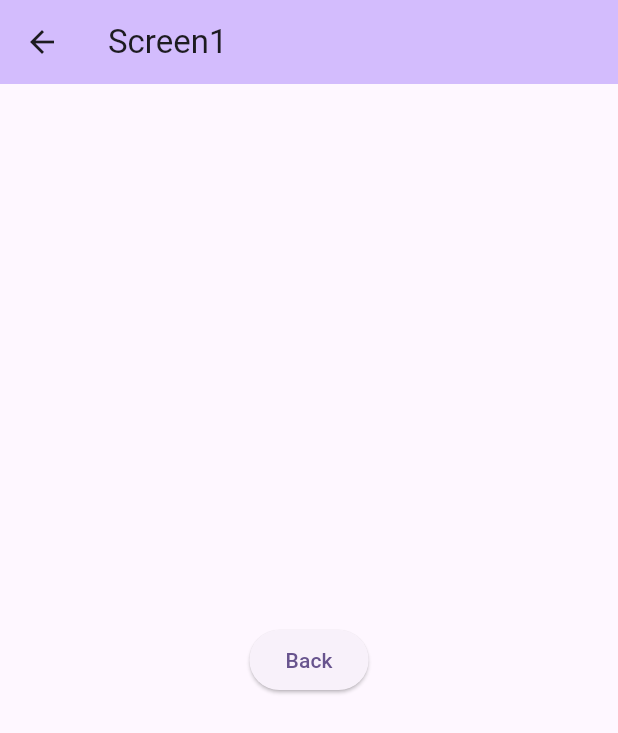
After one commit to linhsama/cp838_flutter_basic, a Flutter app: the Home screen opened directly, after a tap on "Push", on a phone screen of 412 x 824 dp. The commit adds this screen. Shown: the top 733 px of the screen. Run offline on Flutter 3.47's test engine with Material 2 defaults, Android fonts, the phone set to English and light mode, and no system bars.

Commit message:
12052023

```diff
--- /dev/null
+++ b/lib/lab_03/Home.dart
@@ -0,0 +1,80 @@
+import 'package:flutter/material.dart';
+
+import 'Screen1.dart';
+import 'Screen2.dart';
+
+void main() {
+  runApp(const MyApp());
+}
+
+class MyApp extends StatelessWidget {
+  const MyApp({super.key});
+  static const String id = 'Home';
+
+  @override
+  Widget build(BuildContext context) {
+    return MaterialApp(
+      debugShowCheckedModeBanner: false,
+      theme: ThemeData(
+        colorScheme: ColorScheme.fromSeed(seedColor: Colors.deepPurple),
+        useMaterial3: true,
+      ),
+      home: const Home(),
+    );
+  }
+}
+
+class Home extends StatefulWidget {
+  const Home({super.key});
+
+  @override
+  State<Home> createState() => _HomeState();
+}
+
+class _HomeState extends State<Home> {
+
+  @override
+  Widget build(BuildContext context) {
+    return Scaffold(
+      appBar: AppBar(
+        backgroundColor: Theme.of(context).colorScheme.inversePrimary,
+        title: const Text('Home'),
+      ),
+      body: Center(
+        child: Column(
+          mainAxisAlignment: MainAxisAlignment.center,
+          children: [
+            Container(
+              margin: const EdgeInsets.all(10),
+              child: DecoratedBox(
+                decoration: BoxDecoration(
+                  gradient: const LinearGradient(colors: [Colors.blueAccent, Colors.redAccent]),
+                  borderRadius: BorderRadius.circular(5),
+                ),
+                child: ElevatedButton(
+                    style: ElevatedButton.styleFrom(primary: Colors.transparent, onSurface: Colors.transparent, shadowColor: Colors.transparent),
+                    onPressed: (){Navigator.push(context, MaterialPageRoute(builder: (context) => const Screen1()));},
+                    child: const Padding(padding: EdgeInsets.only(top: 18, bottom: 18), child: Text("Push"),),
+                ),
+              ),
+            ),
+            Container(
+              margin: const EdgeInsets.all(10),
+              child: DecoratedBox(
+                decoration: BoxDecoration(
+                  gradient: const LinearGradient(colors: [Colors.blueAccent, Colors.redAccent]),
+                  borderRadius: BorderRadius.circular(5),
+                ),
+                child: ElevatedButton(
+                    style: ElevatedButton.styleFrom(primary: Colors.transparent, onSurface: Colors.transparent, shadowColor: Colors.transparent),
+                    onPressed: (){Navigator.pushNamed(context, Screen2.id);},
+                    child: const Padding(padding: EdgeInsets.only(top: 18, bottom: 18), child: Text("Pushnamed")),
+                ),
+              ),
+            ),
+          ],
+        ),
+      )
+    );
+  }
+}
--- /dev/null
+++ b/lib/lab_03/Screen1.dart
@@ -0,0 +1,51 @@
+import 'package:flutter/material.dart';
+
+void main() {
+  runApp(const MyApp());
+}
+
+class MyApp extends StatelessWidget {
+  const MyApp({super.key});
+
+  @override
+  Widget build(BuildContext context) {
+    return MaterialApp(
+      debugShowCheckedModeBanner: false,
+      theme: ThemeData(
+        colorScheme: ColorScheme.fromSeed(seedColor: Colors.deepPurple),
+        useMaterial3: true,
+      ),
+      home: const Screen1(),
+    );
+  }
+}
+
+class Screen1 extends StatefulWidget {
+  const Screen1({super.key});
+  static const String id = 'screen1';
+
+  @override
+  State<Screen1> createState() => _Screen1State();
+}
+
+class _Screen1State extends State<Screen1> {
+
+  @override
+  Widget build(BuildContext context) {
+    return Scaffold(
+      appBar: AppBar(
+        backgroundColor: Theme.of(context).colorScheme.inversePrimary,
+        title: const Text('Screen1'),
+      ),
+      body:
+        Center(
+          child: ElevatedButton(
+              child: const Text('Back'),
+              onPressed:() {
+                Navigator.of(context).pop();
+              },
+          ),
+        ),
+    );
+  }
+}
```
Also changed, not shown: lib/lab_02/profile.dart (added, +50 -0 lines), lib/lab_02/splash_screen.dart (added, +61 -0 lines), lib/lab_03/Screen2.dart (added, +52 -0 lines), lib/login_basic.dart (+15 -14 lines).
